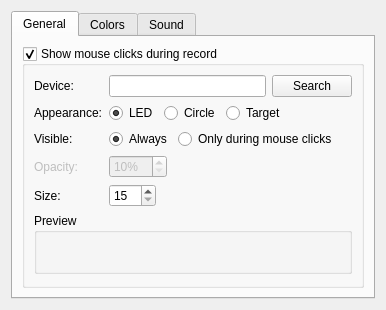
This is src/config/ui/mouseconfig.ui in hippich/recorditnow as Qt 5 draws it before an edit. The edited form follows.
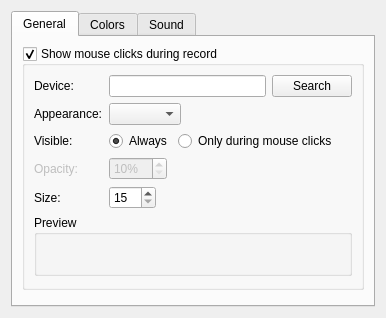
This is the edited form. Custom widgets are drawn as their Qt base class.

Commit message: replace radio with combo

Patch:
```diff
--- a/src/config/ui/mouseconfig.ui
+++ b/src/config/ui/mouseconfig.ui
@@ -7,7 +7,7 @@
     <x>0</x>
     <y>0</y>
     <width>386</width>
-    <height>295</height>
+    <height>296</height>
    </rect>
   </property>
   <property name="windowTitle">
@@ -159,7 +159,7 @@
                <bool>true</bool>
               </property>
               <property name="autoExclusive">
-               <bool>false</bool>
+               <bool>true</bool>
               </property>
              </widget>
             </item>
@@ -169,7 +169,7 @@
                <string>Only during mouse clicks</string>
               </property>
               <property name="autoExclusive">
-               <bool>false</bool>
+               <bool>true</bool>
               </property>
              </widget>
             </item>
@@ -182,34 +182,6 @@
             </property>
            </widget>
           </item>
-          <item row="2" column="1">
-           <layout class="QHBoxLayout" name="horizontalLayout_3">
-            <item>
-             <widget class="QRadioButton" name="kcfg_led">
-              <property name="text">
-               <string>LED</string>
-              </property>
-              <property name="checked">
-               <bool>true</bool>
-              </property>
-             </widget>
-            </item>
-            <item>
-             <widget class="QRadioButton" name="kcfg_circle">
-              <property name="text">
-               <string>Circle</string>
-              </property>
-             </widget>
-            </item>
-            <item>
-             <widget class="QRadioButton" name="kcfg_target">
-              <property name="text">
-               <string>Target</string>
-              </property>
-             </widget>
-            </item>
-           </layout>
-          </item>
           <item row="2" column="0">
            <widget class="QLabel" name="label_2">
             <property name="text">
@@ -248,9 +220,29 @@
             </property>
            </widget>
           </item>
+          <item row="2" column="1">
+           <widget class="KComboBox" name="appearanceCombo">
+            <property name="sizeAdjustPolicy">
+             <enum>QComboBox::AdjustToContents</enum>
+            </property>
+           </widget>
+          </item>
          </layout>
         </widget>
        </item>
+       <item>
+        <widget class="KIntSpinBox" name="kcfg_cursorMode">
+         <property name="enabled">
+          <bool>false</bool>
+         </property>
+         <property name="maximumSize">
+          <size>
+           <width>0</width>
+           <height>0</height>
+          </size>
+         </property>
+        </widget>
+       </item>
       </layout>
      </widget>
      <widget class="QWidget" name="tab_4">
@@ -309,7 +301,7 @@
             <x>0</x>
             <y>0</y>
             <width>362</width>
-            <height>221</height>
+            <height>222</height>
            </rect>
           </property>
          </widget>
@@ -370,7 +362,7 @@
             <x>0</x>
             <y>0</y>
             <width>362</width>
-            <height>202</height>
+            <height>203</height>
            </rect>
           </property>
          </widget>
```
Left out of the diff: 37 changed lines with no effect on the pictures. The commit also changes 4 other files.
